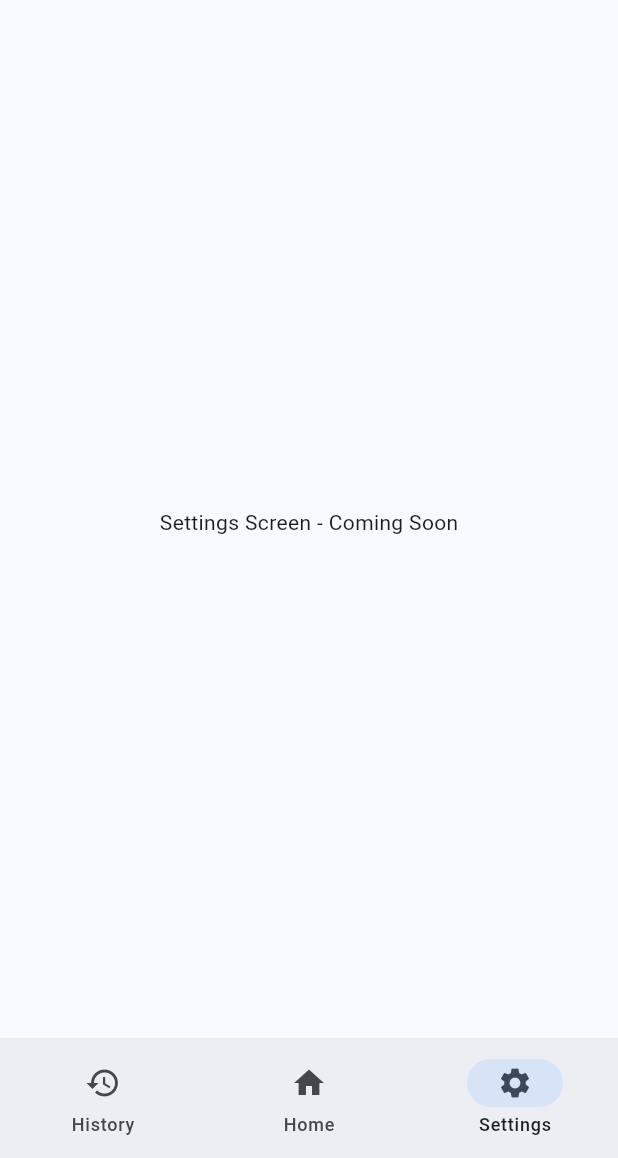
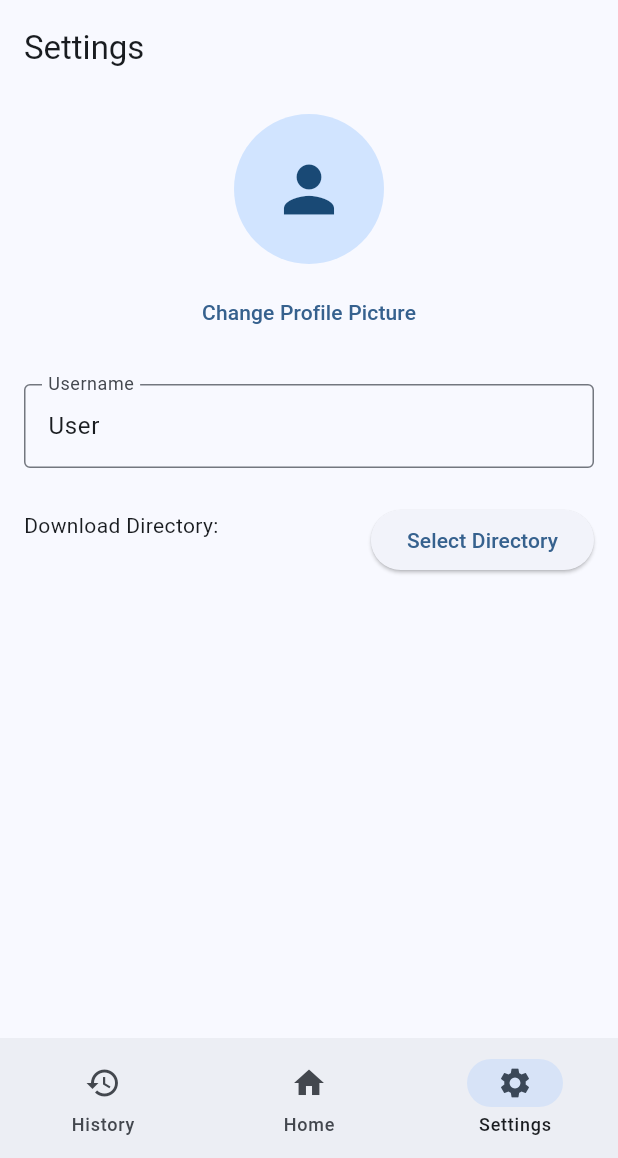
Before and after one commit to fsoft72/woxxy, a Flutter app: the screen it shows after launch, item 3 of the bottom bar chosen, on a phone screen of 412 x 824 dp, the part 78-1236 px from its top. Run offline on Flutter 3.47's test engine with Material 3 defaults, Android fonts, the phone set to English and light mode, and no system bars; our stand-ins replace file_picker, flutter_svg, rxdart, shared_preferences; missing offline and left inert: desktop_drop, network_info_plus, window_manager; accounts and stored records are empty; project files that could hold a hidden picture were left out.

Commit message:
feat: implement user settings management with profile image and download directory selection

```diff
--- a/lib/main.dart
+++ b/lib/main.dart
@@ -5,6 +5,8 @@ import 'screens/history.dart';
 import 'screens/home.dart';
 import 'screens/settings.dart';
 import 'services/network_service.dart';
+import 'services/settings_service.dart';
+import 'models/user.dart';
 
 void main() async {
   WidgetsFlutterBinding.ensureInitialized();
@@ -54,12 +56,22 @@ class HomePage extends StatefulWidget {
 
 class _HomePageState extends State<HomePage> {
   final NetworkService _networkService = NetworkService();
+  final SettingsService _settingsService = SettingsService();
   int _selectedIndex = 1; // Default to home screen
+  late User _currentUser;
 
   @override
   void initState() {
     super.initState();
     _networkService.start();
+    _loadSettings();
+  }
+
+  Future<void> _loadSettings() async {
+    final user = await _settingsService.loadSettings();
+    setState(() {
+      _currentUser = user;
+    });
   }
 
   @override
@@ -68,11 +80,21 @@ class _HomePageState extends State<HomePage> {
     super.dispose();
   }
 
+  void _updateUser(User updatedUser) {
+    setState(() {
+      _currentUser = updatedUser;
+    });
+    _settingsService.saveSettings(updatedUser);
+  }
+
   List<Widget> _getScreens() {
     return [
       const HistoryScreen(),
       HomeContent(networkService: _networkService),
-      const SettingsScreen(),
+      SettingsScreen(
+        user: _currentUser,
+        onUserUpdated: _updateUser,
+      ),
     ];
   }
 
--- /dev/null
+++ b/lib/models/user.dart
@@ -0,0 +1,42 @@
+class User {
+  final String username;
+  final String? profileImage;
+  final String defaultDownloadDirectory;
+
+  User({
+    required this.username,
+    this.profileImage,
+    required this.defaultDownloadDirectory,
+  });
+
+  // Factory constructor to create a User from JSON
+  factory User.fromJson(Map<String, dynamic> json) {
+    return User(
+      username: json['username'] as String,
+      profileImage: json['profileImage'] as String?,
+      defaultDownloadDirectory: json['defaultDownloadDirectory'] as String,
+    );
+  }
+
+  // Convert User instance to JSON
+  Map<String, dynamic> toJson() {
+    return {
+      'username': username,
+      'profileImage': profileImage,
+      'defaultDownloadDirectory': defaultDownloadDirectory,
+    };
+  }
+
+  // Create a copy of User with optional field updates
+  User copyWith({
+    String? username,
+    String? profileImage,
+    String? defaultDownloadDirectory,
+  }) {
+    return User(
+      username: username ?? this.username,
+      profileImage: profileImage ?? this.profileImage,
+      defaultDownloadDirectory: defaultDownloadDirectory ?? this.defaultDownloadDirectory,
+    );
+  }
+}
--- a/lib/screens/settings.dart
+++ b/lib/screens/settings.dart
@@ -1,13 +1,156 @@
 import 'package:flutter/material.dart';
+import 'package:file_picker/file_picker.dart';
+import 'package:flutter_svg/flutter_svg.dart';
+import '../models/user.dart';
 
-class SettingsScreen extends StatelessWidget {
-  const SettingsScreen({super.key});
+class SettingsScreen extends StatefulWidget {
+  final User user;
+  final Function(User) onUserUpdated;
+
+  const SettingsScreen({
+    super.key,
+    required this.user,
+    required this.onUserUpdated,
+  });
+
+  @override
+  State<SettingsScreen> createState() => _SettingsScreenState();
+}
+
+class _SettingsScreenState extends State<SettingsScreen> {
+  late TextEditingController _usernameController;
+  String? _selectedImagePath;
+  String? _selectedDirectory;
+
+  @override
+  void initState() {
+    super.initState();
+    _usernameController = TextEditingController(text: widget.user.username);
+    _selectedImagePath = widget.user.profileImage;
+    _selectedDirectory = widget.user.defaultDownloadDirectory;
+  }
+
+  @override
+  void dispose() {
+    _usernameController.dispose();
+    super.dispose();
+  }
+
+  Future<void> _pickImage() async {
+    FilePickerResult? result = await FilePicker.platform.pickFiles(
+      type: FileType.custom,
+      allowedExtensions: [
+        'jpg',
+        'jpeg',
+        'png',
+        'svg'
+      ],
+    );
+
+    if (result != null) {
+      setState(() {
+        _selectedImagePath = result.files.single.path;
+      });
+      _updateUser();
+    }
+  }
+
+  Future<void> _pickDirectory() async {
+    String? selectedDirectory = await FilePicker.platform.getDirectoryPath();
+
+    if (selectedDirectory != null) {
+      setState(() {
+        _selectedDirectory = selectedDirectory;
+      });
+      _updateUser();
+    }
+  }
+
+  void _updateUser() {
+    final updatedUser = widget.user.copyWith(
+      username: _usernameController.text,
+      profileImage: _selectedImagePath,
+      defaultDownloadDirectory: _selectedDirectory,
+    );
+    widget.onUserUpdated(updatedUser);
+  }
+
+  Widget _buildProfileImage() {
+    if (_selectedImagePath == null) {
+      return const CircleAvatar(
+        radius: 50,
+        child: Icon(Icons.person, size: 50),
+      );
+    }
+
+    if (_selectedImagePath!.toLowerCase().endsWith('.svg')) {
+      return CircleAvatar(
+        radius: 50,
+        child: ClipOval(
+          child: SvgPicture.asset(_selectedImagePath!),
+        ),
+      );
+    }
+
+    return CircleAvatar(
+      radius: 50,
+      backgroundImage: AssetImage(_selectedImagePath!),
+    );
+  }
 
   @override
   Widget build(BuildContext context) {
-    return const Scaffold(
-      body: Center(
-        child: Text('Settings Screen - Coming Soon'),
+    return Scaffold(
+      appBar: AppBar(
+        title: const Text('Settings'),
+      ),
+      body: Padding(
+        padding: const EdgeInsets.all(16.0),
+        child: Column(
+          crossAxisAlignment: CrossAxisAlignment.start,
+          children: [
+            Center(
+              child: Column(
+                children: [
+                  GestureDetector(
+                    onTap: _pickImage,
+                    child: _buildProfileImage(),
+                  ),
+                  const SizedBox(height: 8),
+                  TextButton(
+                    onPressed: _pickImage,
+                    child: const Text('Change Profile Picture'),
+                  ),
+                ],
+              ),
+            ),
+            const SizedBox(height: 24),
+            TextField(
+              controller: _usernameController,
+              decoration: const InputDecoration(
+                labelText: 'Username',
+                border: OutlineInputBorder(),
+              ),
+              onChanged: (_) => _updateUser(),
+            ),
+            const SizedBox(height: 24),
+            Row(
+              children: [
+                Expanded(
+                  child: Text(
+                    'Download Directory:\n${_selectedDirectory ?? 'Not selected'}',
+                    style: Theme.of(context).textTheme.bodyMedium,
+                  ),
+                ),
+                const SizedBox(width: 16),
+                ElevatedButton(
+                  onPressed: _pickDirectory,
+                  child: const Text('Select Directory'),
+                ),
+              ],
+            ),
+          ],
+        ),
       ),
     );
   }
--- /dev/null
+++ b/lib/services/settings_service.dart
@@ -0,0 +1,26 @@
+import 'package:shared_preferences/shared_preferences.dart';
+import '../models/user.dart';
+
+class SettingsService {
+  static const String _usernameKey = 'username';
+  static const String _profileImageKey = 'profile_image';
+  static const String _downloadDirKey = 'download_directory';
+
+  Future<User> loadSettings() async {
+    final prefs = await SharedPreferences.getInstance();
+    return User(
+      username: prefs.getString(_usernameKey) ?? 'User',
+      profileImage: prefs.getString(_profileImageKey),
+      defaultDownloadDirectory: prefs.getString(_downloadDirKey) ?? '',
+    );
+  }
+
+  Future<void> saveSettings(User user) async {
+    final prefs = await SharedPreferences.getInstance();
+    await prefs.setString(_usernameKey, user.username);
+    if (user.profileImage != null) {
+      await prefs.setString(_profileImageKey, user.profileImage!);
+    }
+    await prefs.setString(_downloadDirKey, user.defaultDownloadDirectory);
+  }
+}
--- a/pubspec.yaml
+++ b/pubspec.yaml
@@ -19,6 +19,7 @@ dependencies:
   window_manager: ^0.3.7
   rxdart: ^0.27.7
   flutter_svg: ^2.0.9
+  shared_preferences: ^2.2.2
 
 dev_dependencies:
   flutter_test:
```
Also changed, not shown: 1 other file.
